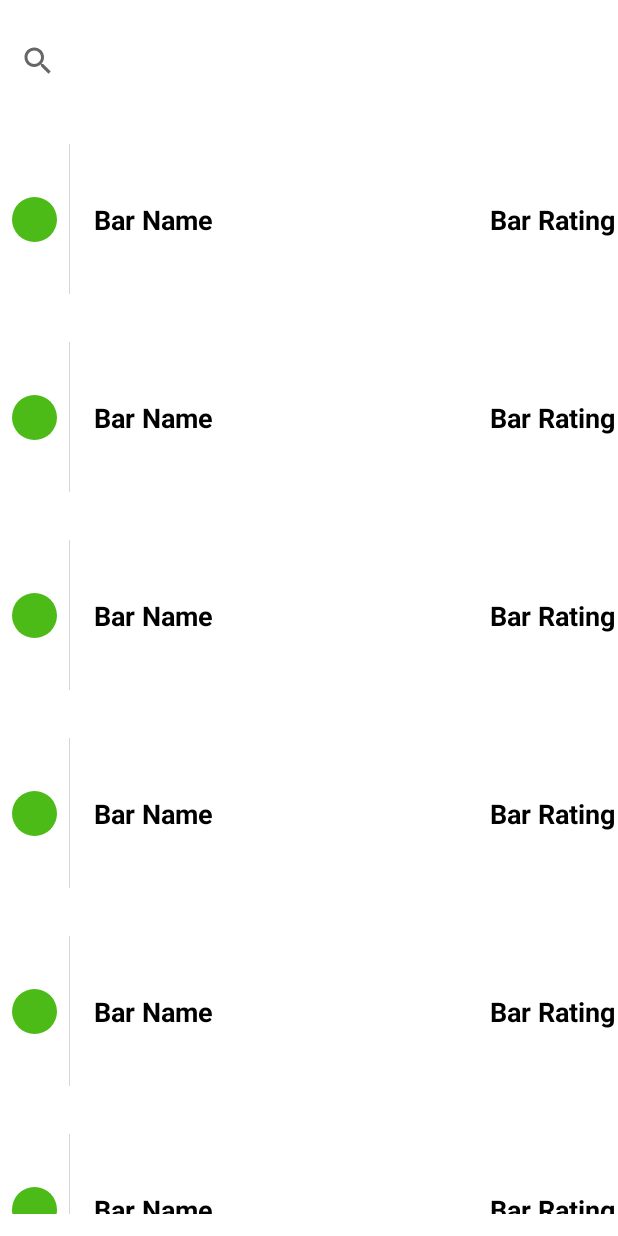
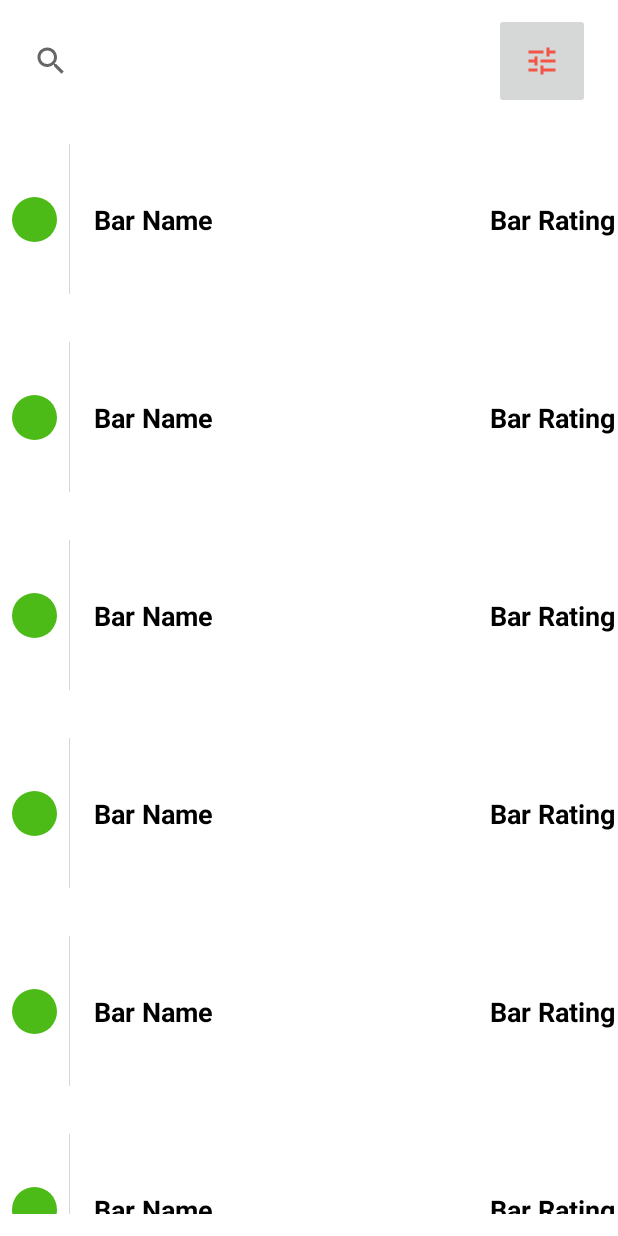
Before and after one commit to Djokkins/AuBarFinder, an Android app: the layout fragment_home.xml on its own in the app's theme, with its tools: preview values and no code run, on a phone screen of 412 x 824 dp. Run offline under Robolectric (Android 15) with nearby library versions, the phone set to English and light mode, and no system bars.

Commit message:
Implemented Navigation drawer
Added navigation drawer as a template for filtering the recyclerview

```diff
--- a/app/build.gradle
+++ b/app/build.gradle
@@ -43,6 +43,7 @@ dependencies {
     implementation 'androidx.navigation:navigation-ui:2.3.5'
 
     implementation 'androidx.multidex:multidex:latest.release'
+    implementation 'com.google.android.material:material:1.4.0'
 
     //Firebase stuff
     implementation 'com.google.firebase:firebase-auth:21.0.1'
--- /dev/null
+++ b/app/src/main/res/drawable/filter_drawer.xml
@@ -0,0 +1,5 @@
+<vector android:height="24dp" android:tint="#F05545"
+    android:viewportHeight="24" android:viewportWidth="24"
+    android:width="24dp" xmlns:android="http://schemas.android.com/apk/res/android">
+    <path android:fillColor="@android:color/white" android:pathData="M3,17v2h6v-2L3,17zM3,5v2h10L13,5L3,5zM13,21v-2h8v-2h-8v-2h-2v6h2zM7,9v2L3,11v2h4v2h2L9,9L7,9zM21,13v-2L11,11v2h10zM15,9h2L17,7h4L21,5h-4L17,3h-2v6z"/>
+</vector>
--- a/app/src/main/res/layout/fragment_home.xml
+++ b/app/src/main/res/layout/fragment_home.xml
@@ -1,11 +1,16 @@
 <?xml version="1.0" encoding="utf-8"?>
-<androidx.constraintlayout.widget.ConstraintLayout xmlns:android="http://schemas.android.com/apk/res/android"
+<androidx.drawerlayout.widget.DrawerLayout xmlns:android="http://schemas.android.com/apk/res/android"
     xmlns:app="http://schemas.android.com/apk/res-auto"
     xmlns:tools="http://schemas.android.com/tools"
     android:layout_width="match_parent"
     android:layout_height="match_parent"
     tools:context=".ui.home.HomeFragment">
 
+    <androidx.constraintlayout.widget.ConstraintLayout
+        android:layout_width="match_parent"
+        android:layout_height="match_parent">
+
+        <!-- The recycler view-->
         <androidx.recyclerview.widget.RecyclerView
             android:id="@+id/rcvBars"
             android:layout_width="409dp"
@@ -17,14 +22,48 @@
             tools:layout_editor_absoluteX="1dp"
             tools:listitem="@layout/bar_item" />
 
+        <!-- The searchbar-->
         <androidx.appcompat.widget.SearchView
             android:id="@+id/srcBars"
-        android:layout_width="409dp"
+            android:layout_width="300dp"
             android:layout_height="78dp"
-        android:layout_marginStart="1dp"
-        android:layout_marginEnd="1dp"
+            android:layout_marginStart="10dp"
             app:layout_constraintBottom_toTopOf="@+id/rcvBars"
+            app:layout_constraintStart_toStartOf="parent"
+            app:layout_constraintTop_toTopOf="parent" />
+
+        <ImageButton
+            android:id="@+id/filterDrawerBtn"
+            android:layout_width="64dp"
+            android:layout_height="64dp"
+            android:src="@drawable/filter_drawer"
+            app:layout_constraintBottom_toBottomOf="@+id/srcBars"
+            app:layout_constraintEnd_toEndOf="parent"
+            app:layout_constraintStart_toEndOf="@+id/srcBars"
+            app:layout_constraintTop_toTopOf="@+id/srcBars"/>
+
+
+    </androidx.constraintlayout.widget.ConstraintLayout>
+
+
+
+
+
+
+
+    <!-- the Navigation drawer-->
+    <com.google.android.material.navigation.NavigationView
+        android:id="@+id/NavigationView"
+        android:layout_width="wrap_content"
+        android:layout_height="match_parent"
+        android:layout_gravity="start"
+        android:layout_marginEnd="128dp"
+        android:fitsSystemWindows="true"
+        app:headerLayout="@layout/nav_header"
         app:layout_constraintEnd_toEndOf="parent"
         app:layout_constraintStart_toStartOf="parent"
-        app:layout_constraintTop_toTopOf="parent" />
-</androidx.constraintlayout.widget.ConstraintLayout>
+        app:menu="@menu/nav_drawer_menu" />
+
+
+
+</androidx.drawerlayout.widget.DrawerLayout>
--- /dev/null
+++ b/app/src/main/res/layout/nav_header.xml
@@ -0,0 +1,5 @@
+<?xml version="1.0" encoding="utf-8"?>
+<androidx.constraintlayout.widget.ConstraintLayout xmlns:android="http://schemas.android.com/apk/res/android"
+    android:layout_width="match_parent"
+    android:layout_height="150dp"
+    android:background="@color/colorPrimary"/>
--- /dev/null
+++ b/app/src/main/res/menu/nav_drawer_menu.xml
@@ -0,0 +1,16 @@
+<?xml version="1.0" encoding="utf-8"?>
+<menu xmlns:android="http://schemas.android.com/apk/res/android">
+
+    <item
+        android:id="@+id/miItem1"
+        android:title="Item 1"/>
+
+    <item
+        android:id="@+id/miItem2"
+        android:title="Item 2"/>
+
+    <item
+        android:id="@+id/miItem3"
+        android:title="Item 3"/>
+
+</menu>
```
Also changed, not shown: app/src/main/java/dk/au/mad21fall/appproject/group3/ui/home/HomeFragment.java (+30 -1 lines), app/src/main/res/drawable/ic_baseline_tune_24.xml (added, +10 -0 lines). Lines whose indentation alone changed are shown as unchanged.
